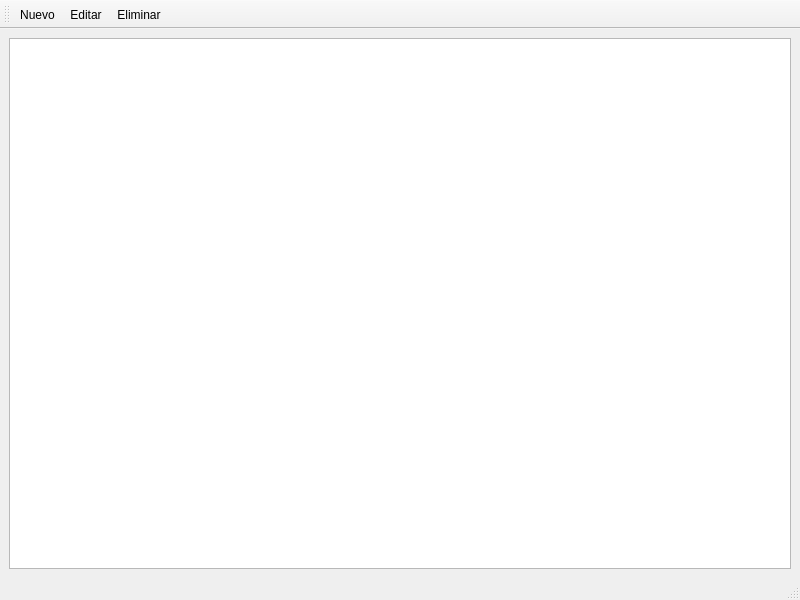
First picture: the form in mksPlanner/views/tablewindow.ui, repository diegowald/mksPlanner, before the edit.
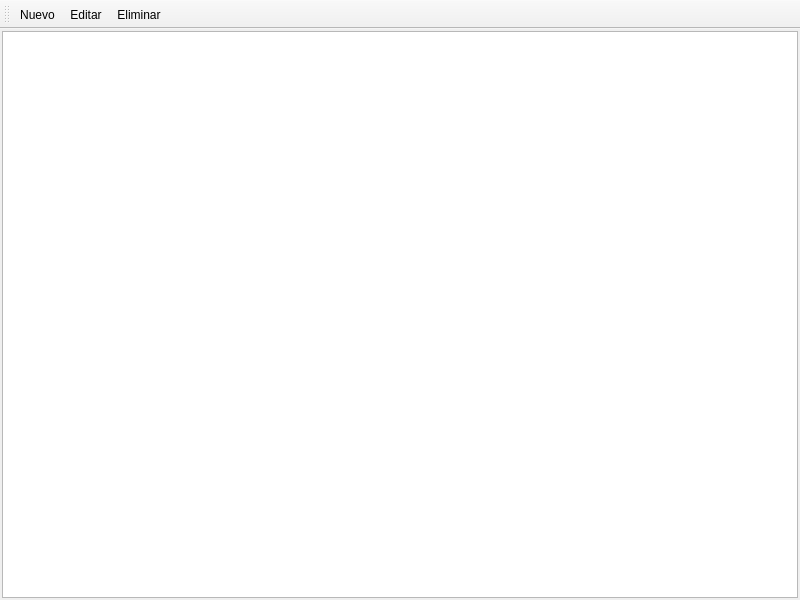
Second picture: the form after the edit. Icons and pictures are not drawn.

```diff
--- a/mksPlanner/views/tablewindow.ui
+++ b/mksPlanner/views/tablewindow.ui
@@ -15,6 +15,21 @@
   </property>
   <widget class="QWidget" name="centralwidget">
    <layout class="QHBoxLayout" name="horizontalLayout">
+    <property name="spacing">
+     <number>2</number>
+    </property>
+    <property name="leftMargin">
+     <number>2</number>
+    </property>
+    <property name="topMargin">
+     <number>2</number>
+    </property>
+    <property name="rightMargin">
+     <number>2</number>
+    </property>
+    <property name="bottomMargin">
+     <number>2</number>
+    </property>
     <item>
      <widget class="QTableView" name="tableView">
       <property name="editTriggers">
@@ -27,7 +42,6 @@
     </item>
    </layout>
   </widget>
-  <widget class="QStatusBar" name="statusbar"/>
   <widget class="QToolBar" name="toolBar">
    <property name="windowTitle">
     <string>toolBar</string>
```
